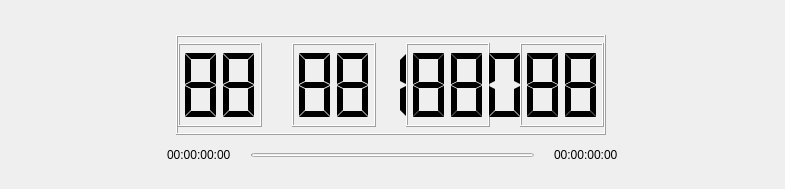
Qt form src/Widgets/DurationWidget.ui (CasparCG/client) before a commit.
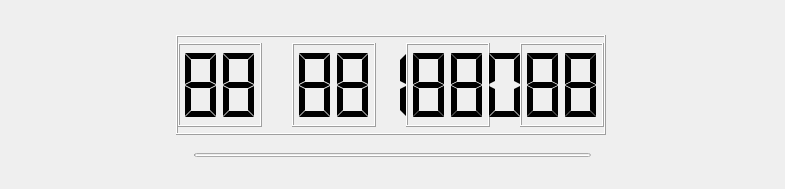
The same form after that commit.

```diff
--- a/src/Widgets/DurationWidget.ui
+++ b/src/Widgets/DurationWidget.ui
@@ -223,7 +223,7 @@
        <item>
         <widget class="QLabel" name="labelZero">
          <property name="text">
-          <string>00:00:00:00</string>
+          <string/>
          </property>
         </widget>
        </item>
@@ -287,7 +287,7 @@
        <item>
         <widget class="QLabel" name="labelCountdownDuration">
          <property name="text">
-          <string>00:00:00:00</string>
+          <string/>
          </property>
         </widget>
        </item>
```
Left out of the diff: 22 changed lines with no effect on the pictures.
